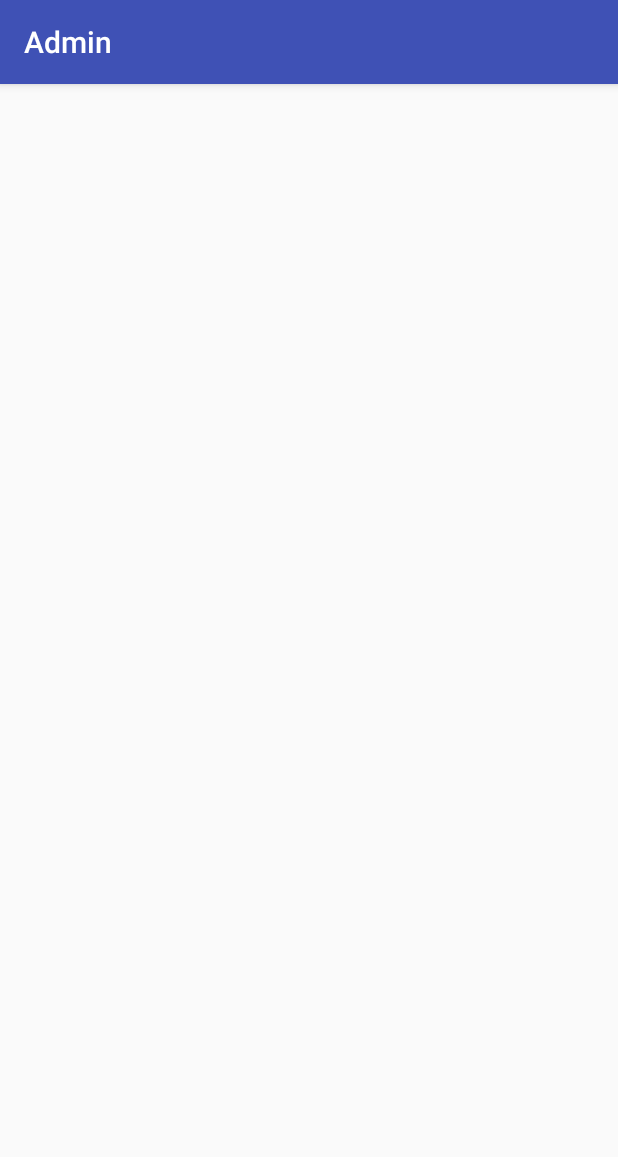
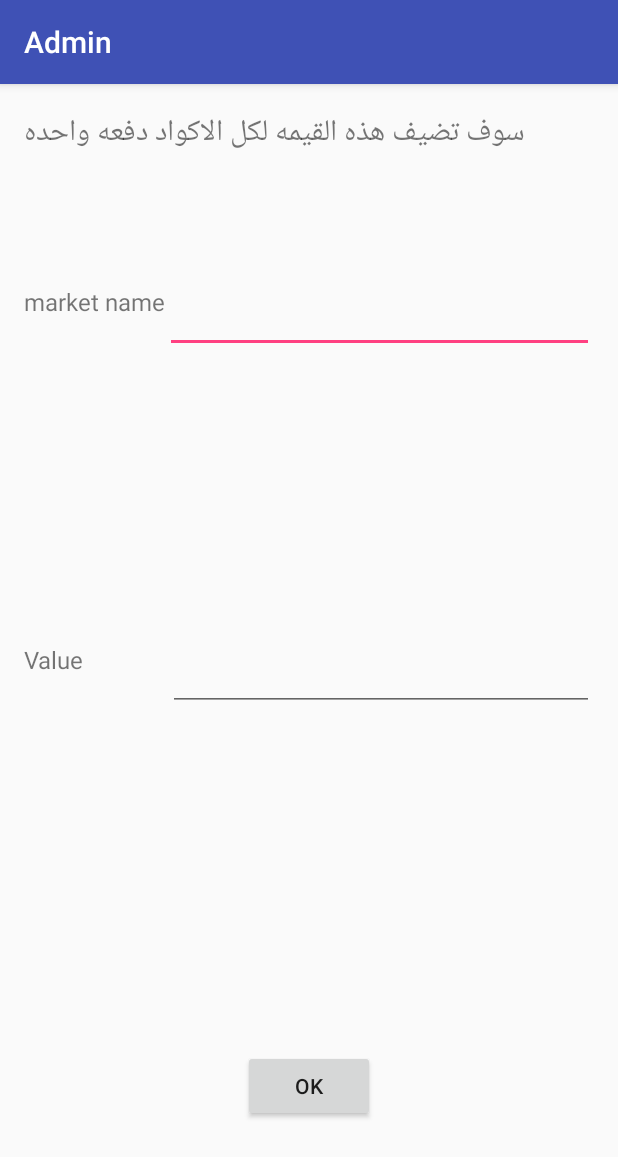
Before and after one commit to mahmoudelgamal1997/Admin, an Android app: the screen it shows after launch (TestRetrieve before the commit, shop_in_code after it), after a tap on "TEST", on a phone screen of 412 x 824 dp. Shown: the top 1157 px of the screen. Run offline under Robolectric (Android 15) with nearby library versions, the phone set to English and light mode, and no system bars; our stand-ins replace Firebase (no records; nobody signed in at launch, a user with empty details on screens opened directly); libraries missing offline, so code that uses them is left out: com.firebase.client; 1 statement that could not run was skipped.

Commit message:
Add shop name and value   to all codes in the  same time

```diff
--- a/app/src/main/AndroidManifest.xml
+++ b/app/src/main/AndroidManifest.xml
@@ -19,7 +19,8 @@
         <activity android:name=".Catorgy_Post" />
         <activity android:name=".Shop" />
         <activity android:name=".TestRetrieve" />
-        <activity android:name=".person"></activity>
+        <activity android:name=".person" />
+        <activity android:name=".shop_in_code"></activity>
     </application>
 
 </manifest>
--- a/app/src/main/java/com/example2017/android/admin/MainActivity.java
+++ b/app/src/main/java/com/example2017/android/admin/MainActivity.java
@@ -73,4 +73,11 @@ ProgressDialog progressDialog;
 
     }
 
+    public void addshop(View v){
+
+        Intent intent = new Intent(this,shop_in_code.class);
+        startActivity(intent);
+
+    }
+
 }
--- a/app/src/main/java/com/example2017/android/admin/person.java
+++ b/app/src/main/java/com/example2017/android/admin/person.java
@@ -15,7 +15,6 @@ import com.google.firebase.database.FirebaseDatabase;
 public class person extends AppCompatActivity {
     DatabaseReference UtilityFirebase;
 
-    String []num={"1111","2323","2233","33333"};
     EditText p1,p2,p3,p4,p5,code;
 
     @Override
@@ -68,25 +67,5 @@ public class person extends AppCompatActivity {
         UtilityFirebase.child(code).setValue(c);
 
 
-    }
 
-
-    public void add_all(String []s){
-
-        s=num;
-        for (int i=0;i<s.length;i++)
-        {
-
-
-
-
-            UtilityFirebase.child(s[i]).child("Town team").setValue("3");
-
-
-        }
-
-    }
-
-
-
-}
+}}
--- /dev/null
+++ b/app/src/main/java/com/example2017/android/admin/shop_in_code.java
@@ -0,0 +1,85 @@
+package com.example2017.android.admin;
+
+import android.support.v7.app.AppCompatActivity;
+import android.os.Bundle;
+import android.view.View;
+import android.widget.EditText;
+import android.widget.Toast;
+
+import com.firebase.client.Firebase;
+import com.google.firebase.database.ChildEventListener;
+import com.google.firebase.database.DataSnapshot;
+import com.google.firebase.database.DatabaseError;
+import com.google.firebase.database.DatabaseReference;
+import com.google.firebase.database.FirebaseDatabase;
+
+public class shop_in_code extends AppCompatActivity {
+    DatabaseReference shop;
+
+    EditText marketname,value;
+    @Override
+    protected void onCreate(Bundle savedInstanceState) {
+        super.onCreate(savedInstanceState);
+        setContentView(R.layout.activity_shop_in_code);
+        Firebase.setAndroidContext(this);
+
+
+        marketname=(EditText)findViewById(R.id.editText);
+        value=(EditText)findViewById(R.id.editText2);
+
+        shop= FirebaseDatabase.getInstance().getReference().child("codes");
+
+
+
+    }
+
+
+
+    public void add_all(String c,String k,String v)
+    {
+
+        shop.child(c).child(k).setValue(v);
+    }
+
+
+
+    public void add(View v){
+
+        shop.addChildEventListener(new ChildEventListener() {
+            @Override
+            public void onChildAdded(DataSnapshot dataSnapshot, String s) {
+                //to get the key of first node
+                String key=dataSnapshot.getKey();
+                add_all(key.toString(),marketname.getText().toString(),value.getText().toString());
+                Toast.makeText(getApplicationContext(),"Success",Toast.LENGTH_LONG).show();
+            }
+
+            @Override
+            public void onChildChanged(DataSnapshot dataSnapshot, String s) {
+
+            }
+
+            @Override
+            public void onChildRemoved(DataSnapshot dataSnapshot) {
+
+            }
+
+            @Override
+            public void onChildMoved(DataSnapshot dataSnapshot, String s) {
+
+            }
+
+            @Override
+            public void onCancelled(DatabaseError databaseError) {
+
+            }
+        });
+
+
+
+    }
+
+
+
+
+}
--- a/app/src/main/res/layout/activity_main.xml
+++ b/app/src/main/res/layout/activity_main.xml
@@ -29,7 +29,7 @@
         <Button
             android:layout_width="match_parent"
             android:layout_height="wrap_content"
-            android:text="add shop"
+            android:text="add shop as post"
             android:id="@+id/button4"
             android:layout_below="@+id/button"
             android:layout_centerHorizontal="true"
@@ -51,4 +51,12 @@
             android:layout_below="@+id/button5"
             android:layout_centerHorizontal="true"
             android:onClick="test" />
+        <Button
+            android:layout_width="match_parent"
+            android:layout_height="wrap_content"
+            android:text="Add shop to all code"
+            android:id="@+id/button7"
+            android:layout_below="@+id/button5"
+            android:layout_centerHorizontal="true"
+            android:onClick="addshop" />
 </RelativeLayout>
--- /dev/null
+++ b/app/src/main/res/layout/activity_shop_in_code.xml
@@ -0,0 +1,72 @@
+<?xml version="1.0" encoding="utf-8"?>
+<RelativeLayout xmlns:android="http://schemas.android.com/apk/res/android"
+    xmlns:tools="http://schemas.android.com/tools"
+    android:layout_width="match_parent"
+    android:layout_height="match_parent"
+    android:paddingBottom="@dimen/activity_vertical_margin"
+    android:paddingLeft="@dimen/activity_horizontal_margin"
+    android:paddingRight="@dimen/activity_horizontal_margin"
+    android:paddingTop="@dimen/activity_vertical_margin"
+    tools:context="com.example2017.android.admin.shop_in_code">
+
+    <TextView
+        android:layout_width="wrap_content"
+        android:layout_height="wrap_content"
+        android:text="سوف تضيف هذه القيمه لكل الاكواد دفعه واحده"
+        android:id="@+id/textView2"
+        android:textSize="20dp"
+        android:layout_alignParentTop="true"
+        android:layout_alignParentLeft="true"
+        android:layout_alignParentStart="true" />
+
+    <TextView
+        android:layout_width="wrap_content"
+        android:layout_height="wrap_content"
+        android:text="market name"
+        android:id="@+id/textView3"
+        android:textSize="16dp"
+        android:layout_below="@+id/textView2"
+        android:layout_alignParentLeft="true"
+        android:layout_alignParentStart="true"
+        android:layout_marginTop="84dp" />
+
+    <EditText
+        android:layout_width="wrap_content"
+        android:layout_height="wrap_content"
+        android:id="@+id/editText"
+        android:layout_alignTop="@+id/textView3"
+        android:layout_toRightOf="@+id/textView3"
+        android:layout_alignParentRight="true"
+        android:layout_alignParentEnd="true" />
+
+    <TextView
+        android:layout_width="wrap_content"
+        android:layout_height="wrap_content"
+        android:text="Value              "
+        android:id="@+id/textView4"
+        android:textSize="16dp"
+        android:layout_centerVertical="true"
+        android:layout_alignParentLeft="true"
+        android:layout_alignParentStart="true" />
+
+    <EditText
+        android:layout_width="wrap_content"
+        android:layout_height="wrap_content"
+        android:id="@+id/editText2"
+        android:inputType="number"
+        android:layout_alignTop="@+id/textView4"
+        android:layout_toRightOf="@+id/textView4"
+        android:layout_alignRight="@+id/editText"
+        android:layout_alignEnd="@+id/editText" />
+
+    <Button
+        android:layout_width="wrap_content"
+        android:layout_height="wrap_content"
+        android:text="ok"
+        android:id="@+id/button8"
+        android:layout_alignParentBottom="true"
+        android:layout_centerHorizontal="true"
+        android:layout_marginBottom="60dp"
+        android:onClick="add" />
+
+</RelativeLayout>
```
